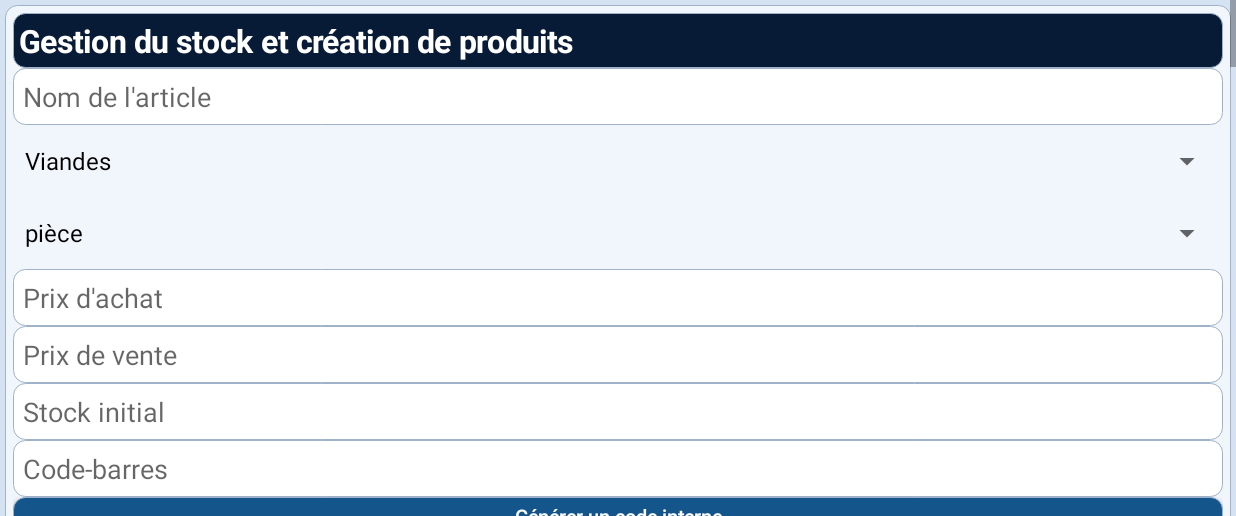
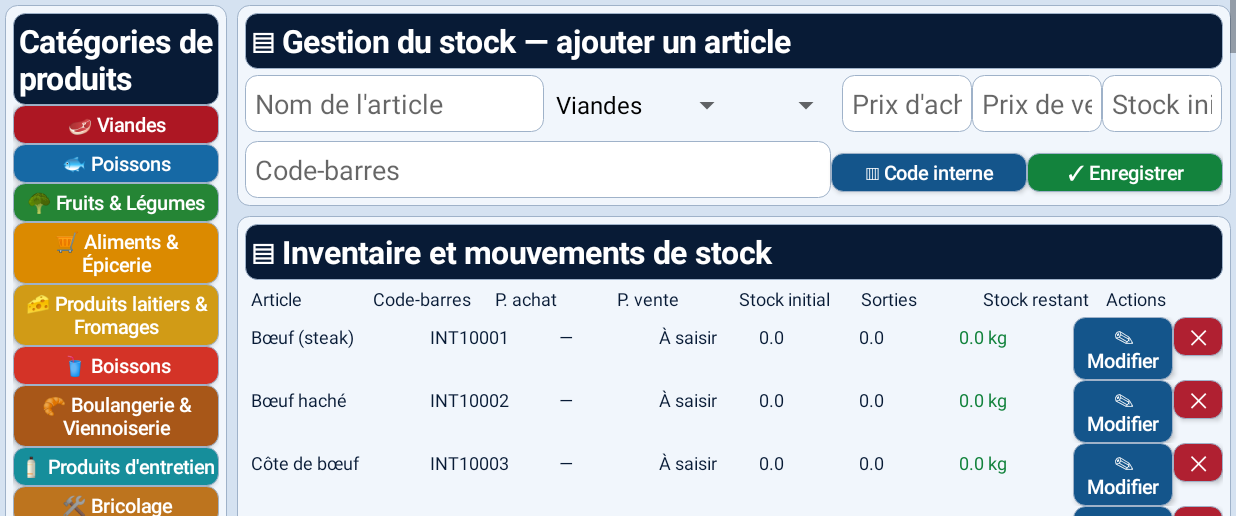
Before and after one commit to hadjahmedkad-ui/Caisse-Magasin, an Android app: the screen it shows after launch (MainActivity), after a tap on an icon or button, on a phone screen of 824 x 412 dp (held sideways), the part 102-618 px from its top. Run offline under Robolectric (Android 15) with nearby library versions, the phone set to English and light mode, and no system bars; 3 other taps on this screen came first.

Commit message:
Recomposer stock en tableau multi-colonnes et page codes-barres/sorties, ajout modification suppression

```diff
--- a/app/src/main/java/com/caissemagasin/app/MainActivity.java
+++ b/app/src/main/java/com/caissemagasin/app/MainActivity.java
@@ -138,10 +138,88 @@ public class MainActivity extends Activity {
  }));
  LinearLayout bottom=panel(body,"Stock — "+p.optString("cat"));bottom.addView(txt("Stock initial et mouvements à renseigner dans l'inventaire | Stock disponible : "+p.optDouble("stock")+" "+p.optString("unit"),16,navy));
  }
- void stock(){LinearLayout form=panel(body,"Gestion du stock et création de produits");EditText name=field("Nom de l'article",""),purchase=field("Prix d'achat",""),sell=field("Prix de vente",""),quantity=field("Stock initial",""),barcode=field("Code-barres","");Spinner cat=spin(cats),unit=spin(units);form.addView(name);form.addView(cat);form.addView(unit);form.addView(purchase);form.addView(sell);form.addView(quantity);form.addView(barcode);form.addView(btn("Générer un code interne",blue,()->barcode.setText("29"+System.currentTimeMillis())),new LinearLayout.LayoutParams(-1,-2));form.addView(btn("Enregistrer le produit",green,()->{String n=name.getText().toString().trim(),b=barcode.getText().toString().trim();if(n.isEmpty()||b.isEmpty()||find(b)!=null){toast("Nom ou code manquant, ou code déjà utilisé");return;}double q=num(quantity.getText().toString()),pr=num(sell.getText().toString()),co=num(purchase.getText().toString());if(q<0||pr<0||co<0){toast("Valeur négative interdite");return;}products.add(item(n,cat.getSelectedItem().toString(),b,unit.getSelectedItem().toString(),co,pr,q));save();show("Stock");}));
- LinearLayout list=panel(body,"Inventaire / sorties");for(JSONObject p:products){LinearLayout r=row();list.addView(r);add(r,txt(p.optString("name")+" | "+p.optString("code")+" | "+eur(p.optDouble("price"))+" | Reste "+p.optDouble("stock")+" "+p.optString("unit"),17,navy),4);add(r,btn("Modifier",blue,()->edit(p)),1);}}
- void edit(JSONObject p){LinearLayout form=panel(body,"Modifier : "+p.optString("name"));EditText pr=field("Prix",String.valueOf(p.optDouble("price"))),q=field("Stock",String.valueOf(p.optDouble("stock")));form.addView(pr);form.addView(q);form.addView(btn("Sauvegarder",green,()->{try{p.put("price",num(pr.getText().toString()));p.put("stock",num(q.getText().toString()));}catch(Exception e){}save();show("Stock");}));}
- void codes(){LinearLayout p=panel(body,"Recherche par code-barres");codeField=field("Saisir ou scanner le code avec un lecteur clavier","");p.addView(codeField);p.addView(btn("Rechercher et ajouter au ticket",blue,()->{JSONObject x=find(codeField.getText().toString().trim());if(x==null){toast("Code inconnu");return;}chosen=x.optString("name");chosenCode=x.optString("code");show("Caisse");}));p.addView(txt("Lecteur de codes-barres USB ou Bluetooth configuré comme clavier. La lecture caméra et l'impression d'étiquettes ne sont pas encore intégrées.",16,navy));}
+ void stock(){
+ LinearLayout layout=row();body.addView(layout);
+ LinearLayout sidebar=col(),main=col();
+ layout.addView(sidebar,new LinearLayout.LayoutParams(0,-2,1.25f));
+ layout.addView(main,new LinearLayout.LayoutParams(0,-2,5.4f));
+ LinearLayout categories=panel(sidebar,"Catégories de produits");
+ for(int j=0;j<cats.length;j++){String c=cats[j];categories.addView(btn(catIcons[j]+" "+c,catColors[j],()->stockCategory(c)));}
+ LinearLayout form=panel(main,"▤ Gestion du stock — ajouter un article");
+ LinearLayout fields=row();form.addView(fields);
+ EditText name=field("Nom de l'article",""),purchase=field("Prix d'achat (€)",""),sell=field("Prix de vente (€)",""),quantity=field("Stock initial",""),barcode=field("Code-barres","");
+ Spinner cat=spin(cats),unit=spin(units);
+ add(fields,name,3);add(fields,cat,2);add(fields,unit,1);add(fields,purchase,1.3f);add(fields,sell,1.3f);add(fields,quantity,1.2f);
+ LinearLayout codes=row();form.addView(codes);add(codes,barcode,3);
+ add(codes,btn("▥ Code interne",blue,()->barcode.setText("INT"+System.currentTimeMillis())),1);
+ add(codes,btn("✓ Enregistrer",green,()->{
+ String n=name.getText().toString().trim(),b=barcode.getText().toString().trim();
+ if(n.isEmpty()||b.isEmpty()||find(b)!=null){toast("Nom ou code manquant, ou code déjà utilisé");return;}
+ double q=num(quantity.getText().toString()),pr=num(sell.getText().toString()),co=num(purchase.getText().toString());
+ if(q<0||pr<0||co<0){toast("Valeur négative interdite");return;}
+ JSONObject p=item(n,cat.getSelectedItem().toString(),b,unit.getSelectedItem().toString(),co,pr,q);
+ try{p.put("initial",q);}catch(Exception e){}
+ products.add(p);save();show("Stock");
+ }),1);
+ LinearLayout inventory=panel(main,"▤ Inventaire et mouvements de stock");
+ LinearLayout headers=row();inventory.addView(headers);
+ for(String h:new String[]{"Article","Code-barres","P. achat","P. vente","Stock initial","Sorties","Stock restant","Actions"})add(headers,txt(h,12,navy),1);
+ for(JSONObject p:products)stockLine(inventory,p);
+ LinearLayout actions=panel(main,"Actions de stock");
+ LinearLayout ar=row();actions.addView(ar);
+ add(ar,btn("▤ Inventaire",blue,()->show("Stock")),1);
+ add(ar,btn("▥ Codes-barres",blue,()->show("Codes-barres")),1);
+ add(ar,btn("▣ Historique",blue,()->show("Rapports")),1);
+ }
+ void stockCategory(String category){
+ body.removeAllViews();
+ LinearLayout pane=panel(body,"Stock — "+category);
+ pane.addView(btn("← Retour à l'inventaire",blue,()->show("Stock")));
+ for(JSONObject p:products)if(category.equals("Tous les produits")||category.equals(p.optString("cat")))stockLine(pane,p);
+ }
+ void stockLine(LinearLayout parent,JSONObject p){
+ LinearLayout r=row();parent.addView(r);
+ double initial=p.has("initial")?p.optDouble("initial"):p.optDouble("stock");
+ add(r,txt(p.optString("name"),12,navy),1.8f);
+ add(r,txt(p.optString("code"),12,navy),1.3f);
+ add(r,txt(p.optDouble("cost")==0?"—":eur(p.optDouble("cost")),12,navy),1);
+ add(r,txt(p.optDouble("price")==0?"À saisir":eur(p.optDouble("price")),12,navy),1);
+ add(r,txt(String.valueOf(initial),12,navy),1);
+ add(r,txt(String.valueOf(Math.max(0,initial-p.optDouble("stock"))),12,navy),1);
+ add(r,txt(p.optDouble("stock")+" "+p.optString("unit"),12,green),1.2f);
+ add(r,btn("✎ Modifier",blue,()->edit(p)),1);
+ add(r,btn("✕",0xffb02031,()->new AlertDialog.Builder(this).setTitle("Supprimer l'article ?").setMessage(p.optString("name")).setNegativeButton("Annuler",null).setPositiveButton("Supprimer",(d,w)->{products.remove(p);save();show("Stock");}).show()),0.5f);
+ }
+ void edit(JSONObject p){
+ body.removeAllViews();LinearLayout form=panel(body,"Modifier l'article : "+p.optString("name"));
+ EditText name=field("Nom",p.optString("name")),pr=field("Prix de vente",p.optDouble("price")==0?"":String.valueOf(p.optDouble("price"))),cost=field("Prix d'achat",p.optDouble("cost")==0?"":String.valueOf(p.optDouble("cost"))),q=field("Stock actuel",String.valueOf(p.optDouble("stock")));
+ form.addView(name);form.addView(pr);form.addView(cost);form.addView(q);
+ form.addView(btn("✓ Enregistrer les modifications",green,()->{
+ if(name.getText().toString().trim().isEmpty()||num(pr.getText().toString())<0||num(q.getText().toString())<0||num(cost.getText().toString())<0){toast("Valeurs incorrectes");return;}
+ try{p.put("name",name.getText().toString().trim());p.put("price",num(pr.getText().toString()));p.put("cost",num(cost.getText().toString()));p.put("stock",num(q.getText().toString()));}catch(Exception e){}
+ save();show("Stock");
+ }));
+ form.addView(btn("← Annuler",blue,()->show("Stock")));
+ }
+ void codes(){
+ LinearLayout layout=row();body.addView(layout);
+ LinearLayout left=col(),right=col();layout.addView(left,new LinearLayout.LayoutParams(0,-2,1));layout.addView(right,new LinearLayout.LayoutParams(0,-2,1));
+ LinearLayout scan=panel(left,"▥ Scanner un code-barres");
+ codeField=field("Code-barres : saisie ou lecteur externe","");
+ scan.addView(codeField);
+ scan.addView(btn("🔍 Rechercher",blue,()->{
+ JSONObject x=find(codeField.getText().toString().trim());if(x==null){toast("Code inconnu");return;}
+ chosen=x.optString("name");chosenCode=x.optString("code");show("Produits");
+ }));
+ LinearLayout selected=panel(left,"Produit sélectionné");
+ JSONObject p=find(chosenCode);selected.addView(txt(p==null?"Aucun article sélectionné":p.optString("name")+" • "+p.optString("code")+" • "+p.optDouble("stock")+" "+p.optString("unit"),17,navy));
+ LinearLayout out=panel(right,"▤ Sorties et mouvements");
+ out.addView(txt("Les sorties de stock sont enregistrées à la validation du règlement.",16,navy));
+ out.addView(btn("▣ Aller à la caisse",green,()->show("Caisse")));
+ LinearLayout history=panel(right,"▤ Derniers règlements");
+ int start=Math.max(0,sales.size()-10);
+ for(int i=sales.size()-1;i>=start;i--){JSONObject sale=sales.get(i);history.addView(txt(new java.text.SimpleDateFormat("dd/MM HH:mm",Locale.FRANCE).format(new Date(sale.optLong("time")))+"  "+sale.optString("method")+"  "+eur(sale.optDouble("total")),14,navy));}
+ }
  void pay(String method){if(cart.isEmpty()){toast("Ticket vide");return;}new AlertDialog.Builder(this).setTitle("Confirmer le règlement").setMessage(method+" — "+eur(total())).setNegativeButton("Annuler",null).setPositiveButton("Valider",(d,w)->{HashMap<String,Double> used=new HashMap<>();for(JSONObject c:cart){String code=c.optString("code");if(!code.isEmpty())used.put(code,used.getOrDefault(code,0.0)+c.optDouble("qty"));}for(String code:used.keySet()){JSONObject p=find(code);if(p==null||p.optDouble("stock")<used.get(code)){toast("Stock insuffisant : "+code);return;}}for(String code:used.keySet()){JSONObject p=find(code);try{p.put("stock",p.optDouble("stock")-used.get(code));}catch(Exception e){}}JSONObject s=new JSONObject();try{s.put("time",System.currentTimeMillis());s.put("method",method);s.put("total",total());s.put("items",new JSONArray(cart));}catch(Exception e){}sales.add(s);cart.clear();save();show("Caisse");toast("Vente enregistrée");}).show();}
  void rapports(){LinearLayout p=panel(body,"Rapports et historique");double sum=0;for(JSONObject s:sales)sum+=s.optDouble("total");p.addView(txt("Nombre de ventes : "+sales.size()+"\nChiffre d'affaires : "+eur(sum)+"\nProduits : "+products.size(),23,navy));for(JSONObject s:sales)p.addView(txt(new java.text.SimpleDateFormat("dd/MM/yyyy HH:mm",Locale.FRANCE).format(new Date(s.optLong("time")))+" — "+s.optString("method")+" — "+eur(s.optDouble("total")),16,navy));}
  void parametres(){LinearLayout p=panel(body,"Paramètres");p.addView(txt("Les articles et les ventes sont sauvegardés localement hors ligne. Les moyens de paiement sont enregistrés, sans encaissement bancaire électronique.",19,navy));}
```
